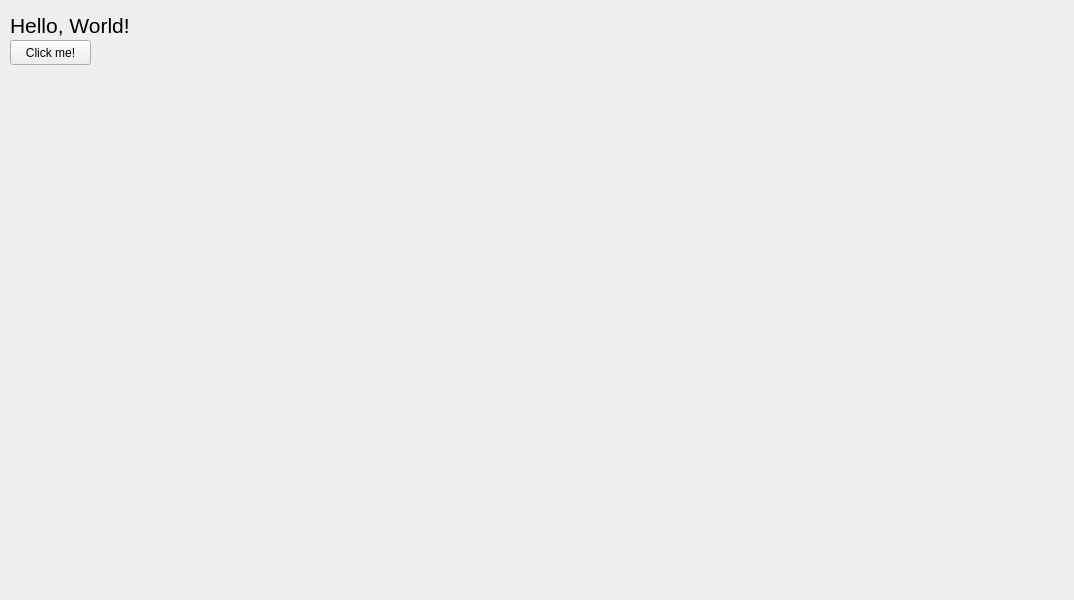
Above: src/mainwindow.ui from Sckab/FE before the change. Below: the same form after it.
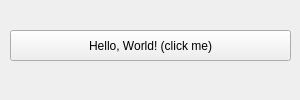
That is the form after the change.

Commit message: feat: add basic button with handler

What changed in the file:
```diff
--- a/src/mainwindow.ui
+++ b/src/mainwindow.ui
@@ -6,10 +6,16 @@
    <rect>
     <x>0</x>
     <y>0</y>
-    <width>1074</width>
-    <height>600</height>
+    <width>300</width>
+    <height>100</height>
    </rect>
   </property>
+  <property name="sizePolicy">
+   <sizepolicy hsizetype="Fixed" vsizetype="Fixed">
+    <horstretch>0</horstretch>
+    <verstretch>0</verstretch>
+   </sizepolicy>
+  </property>
   <property name="windowTitle">
    <string>FE</string>
   </property>
@@ -18,31 +24,19 @@
     <property name="geometry">
      <rect>
       <x>10</x>
-      <y>40</y>
-      <width>81</width>
-      <height>25</height>
-     </rect>
-    </property>
-    <property name="text">
-     <string>Click me!</string>
-    </property>
-   </widget>
-   <widget class="QLabel" name="label">
-    <property name="geometry">
-     <rect>
-      <x>10</x>
-      <y>10</y>
-      <width>131</width>
+      <y>30</y>
+      <width>281</width>
       <height>31</height>
      </rect>
     </property>
-    <property name="font">
-     <font>
-      <pointsize>16</pointsize>
-     </font>
+    <property name="sizePolicy">
+     <sizepolicy hsizetype="Fixed" vsizetype="Fixed">
+      <horstretch>0</horstretch>
+      <verstretch>0</verstretch>
+     </sizepolicy>
     </property>
     <property name="text">
-     <string>Hello, World!</string>
+     <string>Hello, World! (click me)</string>
     </property>
    </widget>
   </widget>
```
The commit also changes 3 other files.
